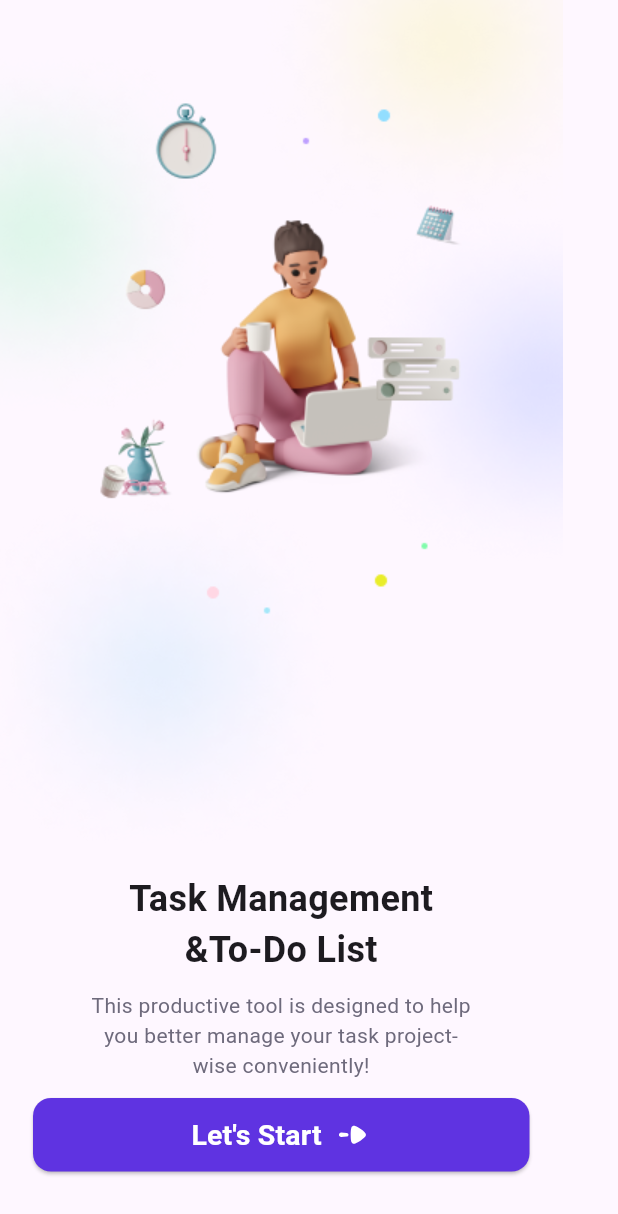
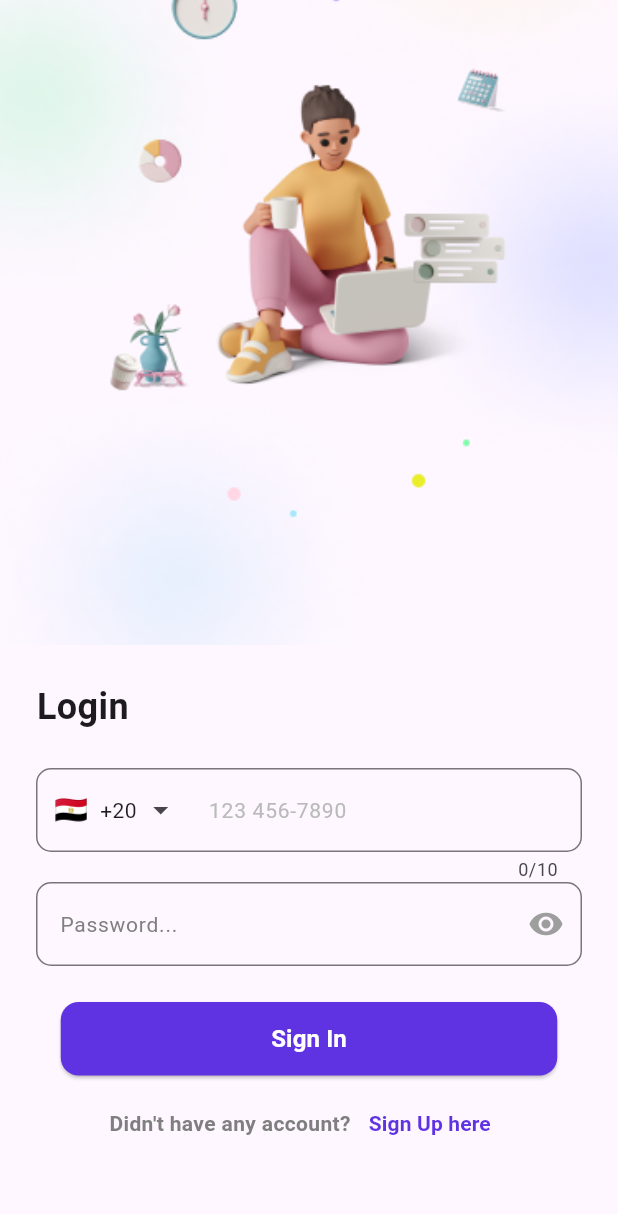
Before and after one commit to Dina266/tasky, a Flutter app: the screen it shows after launch, after a tap on an icon or button, on a phone screen of 412 x 824 dp. Shown: the top 1214 px of the screen. Run offline on Flutter 3.47's test engine with Material 3 defaults, Android fonts, the phone set to English and light mode, and no system bars; drawn by our look-alikes of intl_phone_field; our stand-ins replace flutter_bloc, flutter_screenutil, flutter_secure_storage, flutter_svg, gap, get_it and 1 more.

Commit message:
feature of login and register

```diff
--- a/lib/core/routers/app_routers.dart
+++ b/lib/core/routers/app_routers.dart
@@ -2,6 +2,8 @@ import 'dart:io';
 import 'package:flutter/cupertino.dart';
 import 'package:flutter/material.dart';
 import 'package:tasky/core/routers/routing.dart';
+import 'package:tasky/features/auth/presentation/view/login.dart';
+import 'package:tasky/features/auth/presentation/view/register.dart';
 
 import '../../features/onboarding/presentation/view/onboarding_view.dart';
 import '../../features/splash/presentation/view/splash_view.dart';
@@ -15,6 +17,11 @@ class AppRouters {
 
       case Routing.onboarding:
         return _buildRoute(OnboardingView());
+
+      case Routing.login:
+        return _buildRoute(Login());
+      case Routing.register:
+        return _buildRoute(Register());
 
       default:
         return _buildRoute(
--- a/lib/core/routers/routing.dart
+++ b/lib/core/routers/routing.dart
@@ -1,5 +1,6 @@
 abstract class Routing {
   static const String init = '/init';
   static const String onboarding = '/onboarding';
-  static const String signIn = '/signIn';
+  static const String login = '/login';
+  static const String register = '/register';
 }
--- /dev/null
+++ b/lib/features/auth/presentation/view/login.dart
@@ -0,0 +1,54 @@
+import 'package:flutter/material.dart';
+import 'package:flutter_screenutil/flutter_screenutil.dart';
+import 'package:gap/gap.dart';
+import 'package:tasky/core/helpers/extensions.dart';
+import 'package:tasky/features/auth/presentation/view/widgets/login_body.dart';
+
+import '../../../../core/routers/routing.dart';
+
+class Login extends StatelessWidget {
+  const Login({super.key});
+
+  @override
+  Widget build(BuildContext context) {
+    return SafeArea(
+      child: Scaffold(
+        body: SingleChildScrollView(
+          child: Column(
+            crossAxisAlignment: CrossAxisAlignment.start,
+            children: [
+              Image.asset(
+                'assets/images/art.png',
+                height: 430.h,
+                width: double.infinity,
+                fit: BoxFit.cover,
+              ),
+              Padding(
+                padding: EdgeInsets.symmetric(horizontal: 24.5.w, vertical: 24.h),
+                child: Text(
+                  'Login',
+                  style: TextStyle(fontSize: 24.sp, fontWeight: FontWeight.w700),
+                ),
+              ),
+              LoginBody(),
+              Gap(8.h),
+              Row(
+                mainAxisAlignment: MainAxisAlignment.center,
+                children: [
+                  Text('Didn\'t have any account?',style:  TextStyle(color: Color(0xff7F7F7F), fontSize: 14.sp, fontWeight: FontWeight.w700),),
+                  TextButton(
+                    onPressed: (){
+                      context.pushNamed(Routing.register);
+                    },
+                    child: Text('Sign Up here',style:  TextStyle(color: Color(0xff5F33E1), fontSize: 14.sp, fontWeight: FontWeight.w700),),
+                  ),
+                ],
+              ),
+              Gap(24.h),
+            ],
+          ),
+        ),
+      ),
+    );
+  }
+}
--- /dev/null
+++ b/lib/features/auth/presentation/view/widgets/login_body.dart
@@ -0,0 +1,83 @@
+import 'package:flutter/material.dart';
+import 'package:flutter_screenutil/flutter_screenutil.dart';
+import 'package:gap/gap.dart';
+import 'package:intl_phone_field/intl_phone_field.dart';
+import 'package:tasky/core/helpers/extensions.dart';
+import 'package:tasky/core/widgets/custom_button.dart';
+
+class LoginBody extends StatefulWidget {
+  const LoginBody({super.key});
+
+  @override
+  State<LoginBody> createState() => _LoginBodyState();
+}
+
+class _LoginBodyState extends State<LoginBody> {
+  final passwordController = TextEditingController();
+  final phoneController = TextEditingController();
+  bool obscureText = false;
+  @override
+  Widget build(BuildContext context) {
+    return Padding(
+      padding: const EdgeInsets.symmetric(horizontal: 24),
+      child: Form(
+        child: Column(
+          children: [
+            IntlPhoneField(
+              controller: phoneController,
+              decoration: InputDecoration(
+                hintText: '123 456-7890',
+                hintStyle: TextStyle(fontSize: 14 , fontWeight: FontWeight.w400,color:  Color(0xffBABABA)),
+                border: OutlineInputBorder(
+                    borderSide: BorderSide(),
+                    borderRadius: BorderRadius.circular(10)),
+              ),
+              initialCountryCode: 'EG',
+              dropdownIconPosition: IconPosition.trailing,
+              flagsButtonPadding: EdgeInsets.symmetric(horizontal: 8),
+            ),
+            TextFormField(
+              controller: passwordController,
+              obscureText: obscureText,
+              validator: (value) {
+                if (!value!.isValidPassword) {
+                  return 'password not valid';
+                } else {
+                  return null;
+                }
+              },
+              decoration: InputDecoration(
+                hintText: 'Password...',
+                hintStyle: TextStyle(fontSize: 14 , fontWeight: FontWeight.w400,color:  Color(0xff7F7F7F)),
+                border: OutlineInputBorder(
+                    borderSide: BorderSide(),
+                    borderRadius: BorderRadius.circular(10)),
+                suffixIcon: IconButton(
+                  icon: Icon(
+                    obscureText ? Icons.visibility_off : Icons.visibility,
+                    color: Colors.grey,
+                  ),
+                  onPressed: () {
+                    setState(() {
+                      obscureText =
+                          !obscureText;
+                    });
+                  },
+                ),
+              ),
+            ),
+            Gap(24.h),
+            CustomButton(
+                txt: Text(
+                  'Sign In',
+                  style:
+                      TextStyle(color: Colors.white, fontSize: 16.sp, fontWeight: FontWeight.w700),
+                ),
+                onPressed: () {}),
+
+          ],
+        ),
+      ),
+    );
+  }
+}
--- a/lib/features/onboarding/presentation/view/onboarding_view.dart
+++ b/lib/features/onboarding/presentation/view/onboarding_view.dart
@@ -2,6 +2,8 @@ import 'package:flutter/material.dart';
 import 'package:flutter_screenutil/flutter_screenutil.dart';
 import 'package:flutter_svg/flutter_svg.dart';
 import 'package:gap/gap.dart';
+import 'package:tasky/core/helpers/extensions.dart';
+import 'package:tasky/core/routers/routing.dart';
 import 'package:tasky/core/widgets/custom_button.dart';
 
 class OnboardingView extends StatelessWidget {
@@ -35,7 +37,7 @@ class OnboardingView extends StatelessWidget {
               )),
               CustomButton(
                 onPressed: () {
-
+                  context.pushReplacementNamed(Routing.login);
                 },
                 txt: Row(
                   mainAxisAlignment: MainAxisAlignment.center,
--- a/pubspec.yaml
+++ b/pubspec.yaml
@@ -43,6 +43,7 @@ dependencies:
   gap: ^3.0.1
   get_it: ^8.0.0
   google_fonts: ^6.2.1
+  intl_phone_field: ^3.2.0
   jwt_decode: ^0.3.1
   percent_indicator: ^4.2.3
   shared_preferences: ^2.3.2
```
Also changed, not shown: lib/features/auth/presentation/view/register.dart (added, +52 -0 lines), lib/features/auth/presentation/view/widgets/register_body.dart (added, +177 -0 lines), pubspec.lock.
